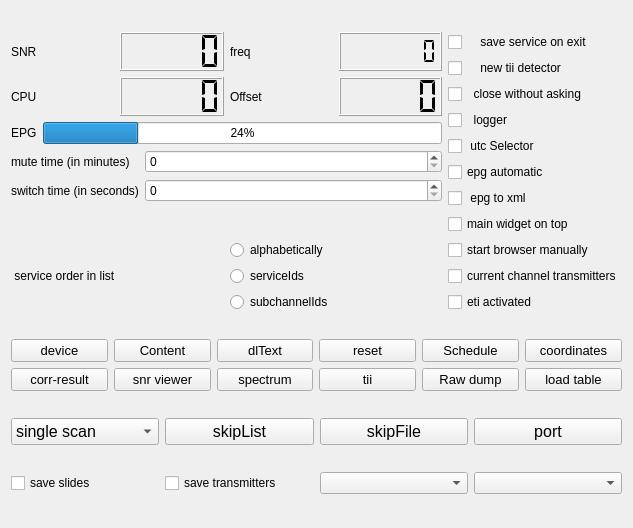
This is qt-dab-s5/forms-v5/config-helper.ui in JvanKatwijk/qt-dab as Qt 5 draws it before an edit. The edited form follows.
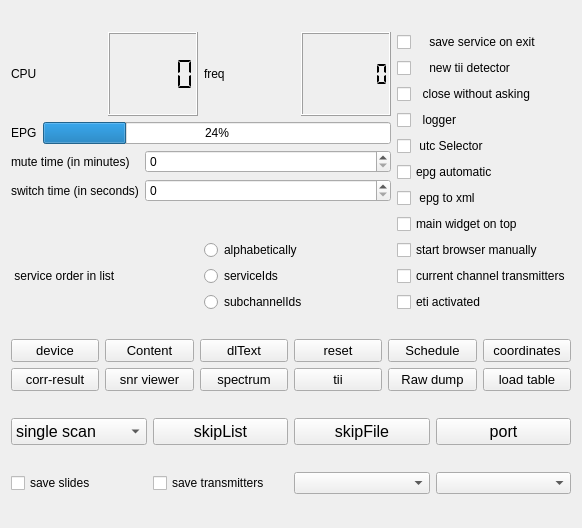
This is the edited form. Custom widgets are drawn as their Qt base class.

Diff of the .ui file:
```diff
--- a/qt-dab-s5/forms-v5/config-helper.ui
+++ b/qt-dab-s5/forms-v5/config-helper.ui
@@ -6,7 +6,7 @@
    <rect>
     <x>0</x>
     <y>0</y>
-    <width>633</width>
+    <width>582</width>
     <height>528</height>
    </rect>
   </property>
@@ -18,22 +18,20 @@
   </property>
   <layout class="QVBoxLayout" name="verticalLayout_4">
    <item>
-    <layout class="QHBoxLayout" name="horizontalLayout_7">
-     <item>
-      <layout class="QVBoxLayout" name="verticalLayout_3">
-       <item>
-        <layout class="QGridLayout" name="gridLayout_2">
-         <item row="0" column="0">
           <layout class="QHBoxLayout" name="horizontalLayout_5">
            <item>
-            <widget class="QLabel" name="label_6">
+      <layout class="QVBoxLayout" name="verticalLayout_3">
+       <item>
+        <layout class="QHBoxLayout" name="horizontalLayout_3">
+         <item>
+          <widget class="QLabel" name="label_7">
              <property name="text">
-              <string>SNR</string>
+            <string>CPU</string>
              </property>
             </widget>
            </item>
            <item>
-            <widget class="QLCDNumber" name="snrDisplay">
+          <widget class="QLCDNumber" name="cpuMonitor">
              <property name="segmentStyle">
               <enum>QLCDNumber::Flat</enum>
              </property>
@@ -58,40 +56,6 @@
               <enum>QLCDNumber::Flat</enum>
              </property>
             </widget>
-           </item>
-          </layout>
-         </item>
-         <item row="1" column="0">
-          <layout class="QHBoxLayout" name="horizontalLayout_3">
-           <item>
-            <widget class="QLabel" name="label_7">
-             <property name="text">
-              <string>CPU</string>
-             </property>
-            </widget>
-           </item>
-           <item>
-            <widget class="QLCDNumber" name="cpuMonitor">
-             <property name="segmentStyle">
-              <enum>QLCDNumber::Flat</enum>
-             </property>
-            </widget>
-           </item>
-           <item>
-            <widget class="QLabel" name="label_5">
-             <property name="text">
-              <string>Offset</string>
-             </property>
-            </widget>
-           </item>
-           <item>
-            <widget class="QLCDNumber" name="correctorDisplay">
-             <property name="segmentStyle">
-              <enum>QLCDNumber::Flat</enum>
-             </property>
-            </widget>
-           </item>
-          </layout>
          </item>
         </layout>
        </item>
```
Lines whose indentation alone changed are shown as unchanged.
